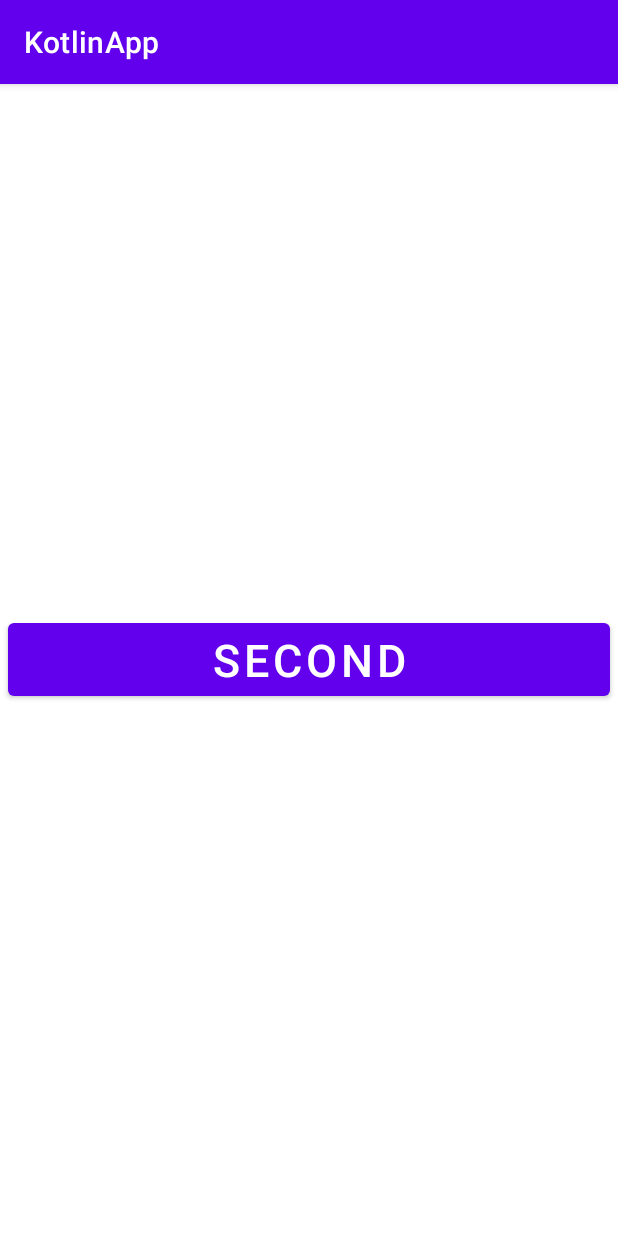
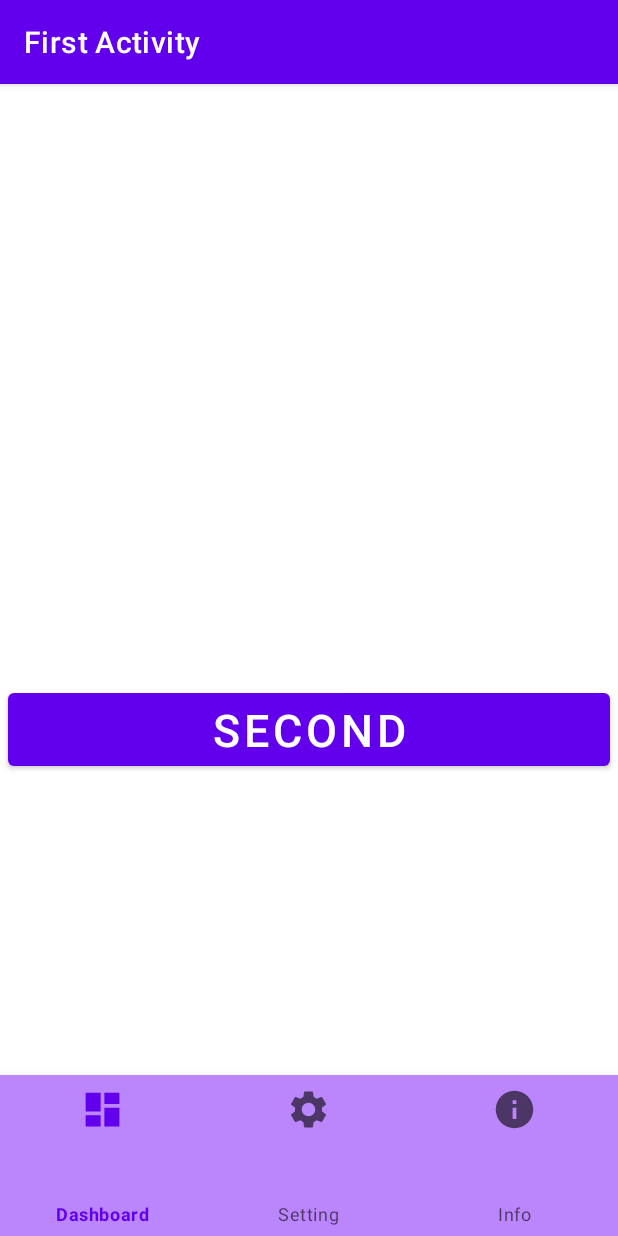
Before and after one commit to shivlaltiwari/simple-kotlin-project, an Android app: the screen it shows after launch (MainActivity), on a phone screen of 412 x 824 dp. Run offline under Robolectric (Android 15) with nearby library versions, the phone set to English and light mode, and no system bars.

Commit message:
bottom nav Added

```diff
--- a/kotlin Project/app/build.gradle
+++ b/kotlin Project/app/build.gradle
@@ -38,7 +38,7 @@ dependencies {
     implementation 'androidx.core:core-ktx:1.6.0'
     implementation 'androidx.appcompat:appcompat:1.3.1'
     implementation 'com.google.android.material:material:1.4.0'
-    implementation 'androidx.constraintlayout:constraintlayout:2.1.0'
+    implementation 'androidx.constraintlayout:constraintlayout:1.1.3'
     testImplementation 'junit:junit:4.+'
     androidTestImplementation 'androidx.test.ext:junit:1.1.3'
     androidTestImplementation 'androidx.test.espresso:espresso-core:3.4.0'
--- a/kotlin Project/app/src/main/AndroidManifest.xml
+++ b/kotlin Project/app/src/main/AndroidManifest.xml
@@ -9,7 +9,7 @@
         android:roundIcon="@mipmap/ic_launcher_round"
         android:supportsRtl="true"
         android:theme="@style/Theme.KotlinApp">
-        <activity android:name=".SecondActivity"></activity>
+        <activity android:name=".SecondActivity" android:parentActivityName=".MainActivity"></activity>
         <activity android:name=".MainActivity">
             <intent-filter>
                 <action android:name="android.intent.action.MAIN" />
--- a/kotlin Project/app/src/main/java/com/example/kotlinapp/MainActivity.kt
+++ b/kotlin Project/app/src/main/java/com/example/kotlinapp/MainActivity.kt
@@ -9,12 +9,13 @@ class MainActivity : AppCompatActivity() {
     override fun onCreate(savedInstanceState: Bundle?) {
         super.onCreate(savedInstanceState)
         setContentView(R.layout.activity_main)
+        val actionBar = supportActionBar
+        actionBar!!.title = "First Activity"
         // get reference to button
         val btn = this.findViewById<Button>(R.id.button1)
         btn.setOnClickListener{
             val intent = Intent(this, SecondActivity::class.java)
             startActivity(intent)
-
         }
 
     }
--- a/kotlin Project/app/src/main/java/com/example/kotlinapp/SecondActivity.kt
+++ b/kotlin Project/app/src/main/java/com/example/kotlinapp/SecondActivity.kt
@@ -2,10 +2,14 @@ package com.example.kotlinapp
 
 import androidx.appcompat.app.AppCompatActivity
 import android.os.Bundle
+import androidx.appcompat.view.SupportActionModeWrapper
 
 class SecondActivity : AppCompatActivity() {
     override fun onCreate(savedInstanceState: Bundle?) {
         super.onCreate(savedInstanceState)
         setContentView(R.layout.activity_second)
+        val actionBar = supportActionBar
+        actionBar!!.title = "Second Activity"
+        actionBar.setDisplayHomeAsUpEnabled(true)
     }
 }
--- /dev/null
+++ b/kotlin Project/app/src/main/res/drawable/ic_baseline_dashboard_24.xml
@@ -0,0 +1,5 @@
+<vector android:height="24dp" android:tint="#752FBF"
+    android:viewportHeight="24" android:viewportWidth="24"
+    android:width="24dp" xmlns:android="http://schemas.android.com/apk/res/android">
+    <path android:fillColor="@android:color/white" android:pathData="M3,13h8L11,3L3,3v10zM3,21h8v-6L3,15v6zM13,21h8L21,11h-8v10zM13,3v6h8L21,3h-8z"/>
+</vector>
--- /dev/null
+++ b/kotlin Project/app/src/main/res/drawable/ic_baseline_info_24.xml
@@ -0,0 +1,5 @@
+<vector android:height="24dp" android:tint="#752FBF"
+    android:viewportHeight="24" android:viewportWidth="24"
+    android:width="24dp" xmlns:android="http://schemas.android.com/apk/res/android">
+    <path android:fillColor="@android:color/white" android:pathData="M12,2C6.48,2 2,6.48 2,12s4.48,10 10,10 10,-4.48 10,-10S17.52,2 12,2zM13,17h-2v-6h2v6zM13,9h-2L11,7h2v2z"/>
+</vector>
--- /dev/null
+++ b/kotlin Project/app/src/main/res/drawable/ic_baseline_settings_24.xml
@@ -0,0 +1,5 @@
+<vector android:height="24dp" android:tint="#752FBF"
+    android:viewportHeight="24" android:viewportWidth="24"
+    android:width="24dp" xmlns:android="http://schemas.android.com/apk/res/android">
+    <path android:fillColor="@android:color/white" android:pathData="M19.14,12.94c0.04,-0.3 0.06,-0.61 0.06,-0.94c0,-0.32 -0.02,-0.64 -0.07,-0.94l2.03,-1.58c0.18,-0.14 0.23,-0.41 0.12,-0.61l-1.92,-3.32c-0.12,-0.22 -0.37,-0.29 -0.59,-0.22l-2.39,0.96c-0.5,-0.38 -1.03,-0.7 -1.62,-0.94L14.4,2.81c-0.04,-0.24 -0.24,-0.41 -0.48,-0.41h-3.84c-0.24,0 -0.43,0.17 -0.47,0.41L9.25,5.35C8.66,5.59 8.12,5.92 7.63,6.29L5.24,5.33c-0.22,-0.08 -0.47,0 -0.59,0.22L2.74,8.87C2.62,9.08 2.66,9.34 2.86,9.48l2.03,1.58C4.84,11.36 4.8,11.69 4.8,12s0.02,0.64 0.07,0.94l-2.03,1.58c-0.18,0.14 -0.23,0.41 -0.12,0.61l1.92,3.32c0.12,0.22 0.37,0.29 0.59,0.22l2.39,-0.96c0.5,0.38 1.03,0.7 1.62,0.94l0.36,2.54c0.05,0.24 0.24,0.41 0.48,0.41h3.84c0.24,0 0.44,-0.17 0.47,-0.41l0.36,-2.54c0.59,-0.24 1.13,-0.56 1.62,-0.94l2.39,0.96c0.22,0.08 0.47,0 0.59,-0.22l1.92,-3.32c0.12,-0.22 0.07,-0.47 -0.12,-0.61L19.14,12.94zM12,15.6c-1.98,0 -3.6,-1.62 -3.6,-3.6s1.62,-3.6 3.6,-3.6s3.6,1.62 3.6,3.6S13.98,15.6 12,15.6z"/>
+</vector>
--- a/kotlin Project/app/src/main/res/layout/activity_main.xml
+++ b/kotlin Project/app/src/main/res/layout/activity_main.xml
@@ -10,17 +10,34 @@
         android:layout_width="match_parent"
         android:layout_height="match_parent"
         android:gravity="center"
-        android:orientation="vertical">
+        android:orientation="vertical"
+        tools:layout_editor_absoluteX="0dp"
+        tools:layout_editor_absoluteY="-44dp">
 
         <Button
             android:id="@+id/button1"
             android:layout_width="match_parent"
+            android:layout_height="wrap_content"
             android:layout_gravity="center"
             android:layout_marginLeft="5dp"
             android:layout_marginRight="5dp"
-            android:textSize="30sp"
             android:gravity="center"
-            android:layout_height="wrap_content"
-            android:text="@string/second" />
+            android:text="@string/second"
+            android:layout_marginTop="400dp"
+            android:layout_marginBottom="200dp"
+            android:textSize="30sp" />
+        <com.google.android.material.bottomnavigation.BottomNavigationView
+            android:id="@+id/bottom_navigation"
+            android:layout_width="match_parent"
+            android:layout_height="match_parent"
+            app:menu="@menu/menu"
+            android:background="@color/purple_200"
+            app:itemIconSize="30sp"
+            app:layout_constraintTop_toBottomOf="parent"
+            tools:ignore="MissingConstraints">
+
+        </com.google.android.material.bottomnavigation.BottomNavigationView>
+
+
     </LinearLayout>
 </androidx.constraintlayout.widget.ConstraintLayout>
--- /dev/null
+++ b/kotlin Project/app/src/main/res/menu/menu.xml
@@ -0,0 +1,24 @@
+<?xml version="1.0" encoding="utf-8"?>
+<menu xmlns:android="http://schemas.android.com/apk/res/android">
+    <item
+        android:id="@+id/ic_baseline_dashboard_24"
+        android:icon="@drawable/ic_baseline_dashboard_24"
+        android:title="Dashboard"
+        >
+
+    </item>
+    <item
+        android:id="@+id/ic_baseline_setting_24"
+        android:icon="@drawable/ic_baseline_settings_24"
+        android:title="Setting"
+        >
+
+    </item>
+    <item
+        android:id="@+id/ic_baseline_info_24"
+        android:icon="@drawable/ic_baseline_info_24"
+        android:title="Info"
+        >
+    </item>
+
+</menu>
```
